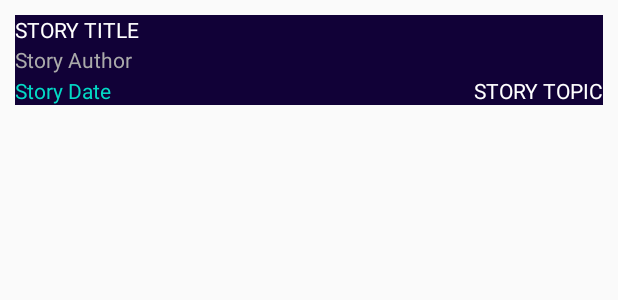
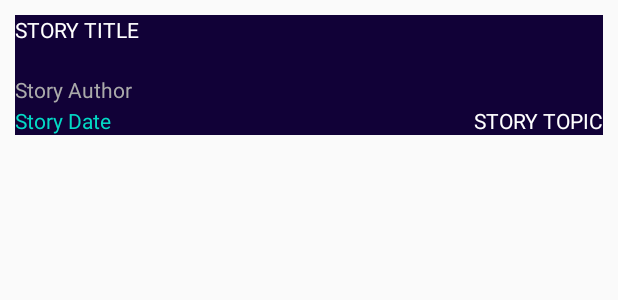
Before and after one commit to daviabrantes/NewsApp, an Android app: the layout story_adapter.xml on its own in the app's theme, with its tools: preview values and no code run, on a phone screen of 412 x 824 dp. Shown: the top 300 px of the screen. Run offline under Robolectric (Android 15) with nearby library versions, the phone set to English and light mode, and no system bars.

Commit message:
Story correction

```diff
--- a/app/src/main/java/com/example/newsapp/utils/QueryUtils.java
+++ b/app/src/main/java/com/example/newsapp/utils/QueryUtils.java
@@ -111,7 +111,7 @@ class QueryUtils {
 
             for (int i = 0; i < results.length(); i++) {
 
-                JSONObject tags = results.getJSONObject(i).getJSONArray("tags").getJSONObject(i);
+                JSONObject tags = results.getJSONObject(i).getJSONArray("tags").getJSONObject(0);
                 JSONObject currentStory = results.getJSONObject(i);
 
                 String date = currentStory.getString("webPublicationDate");
--- a/app/src/main/res/layout/story_adapter.xml
+++ b/app/src/main/res/layout/story_adapter.xml
@@ -1,7 +1,7 @@
 <?xml version="1.0" encoding="utf-8"?>
 <FrameLayout xmlns:android="http://schemas.android.com/apk/res/android"
     android:layout_width="match_parent"
-    android:layout_height="60dp"
+    android:layout_height="80dp"
     android:layout_margin="10dp">
 
     <View
@@ -25,6 +25,7 @@
         android:layout_height="wrap_content"
         android:text="Story Author"
         android:layout_gravity="center_vertical"
+        android:layout_marginTop="10dp"
         android:textColor="@android:color/darker_gray"/>
 
     <TextView
```
